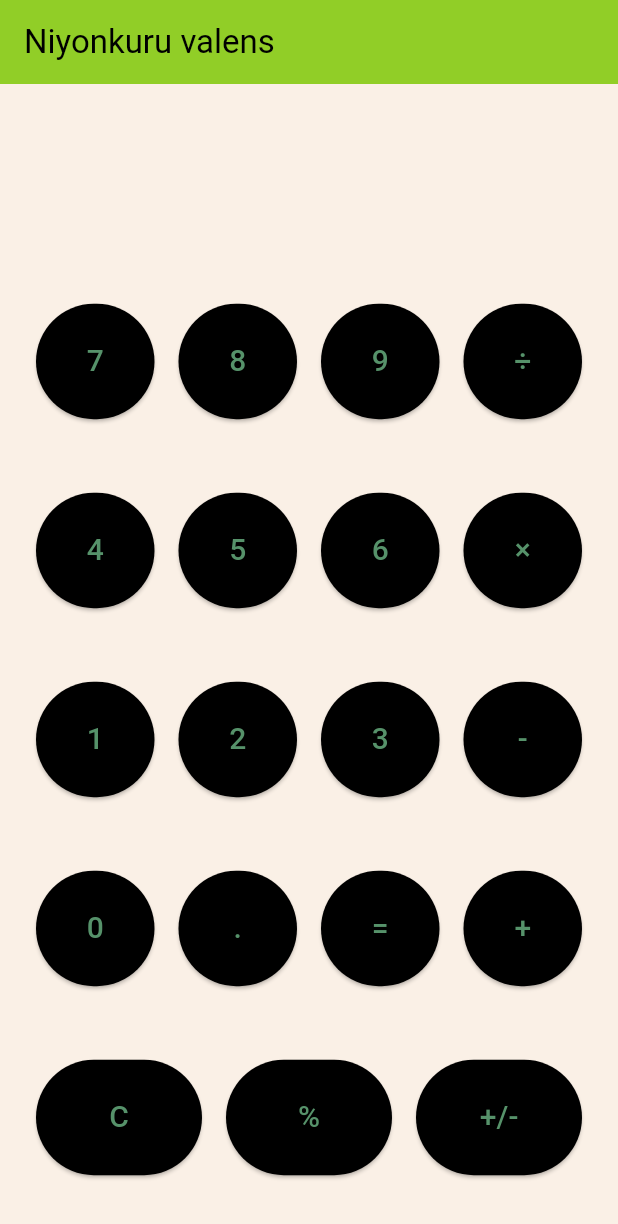
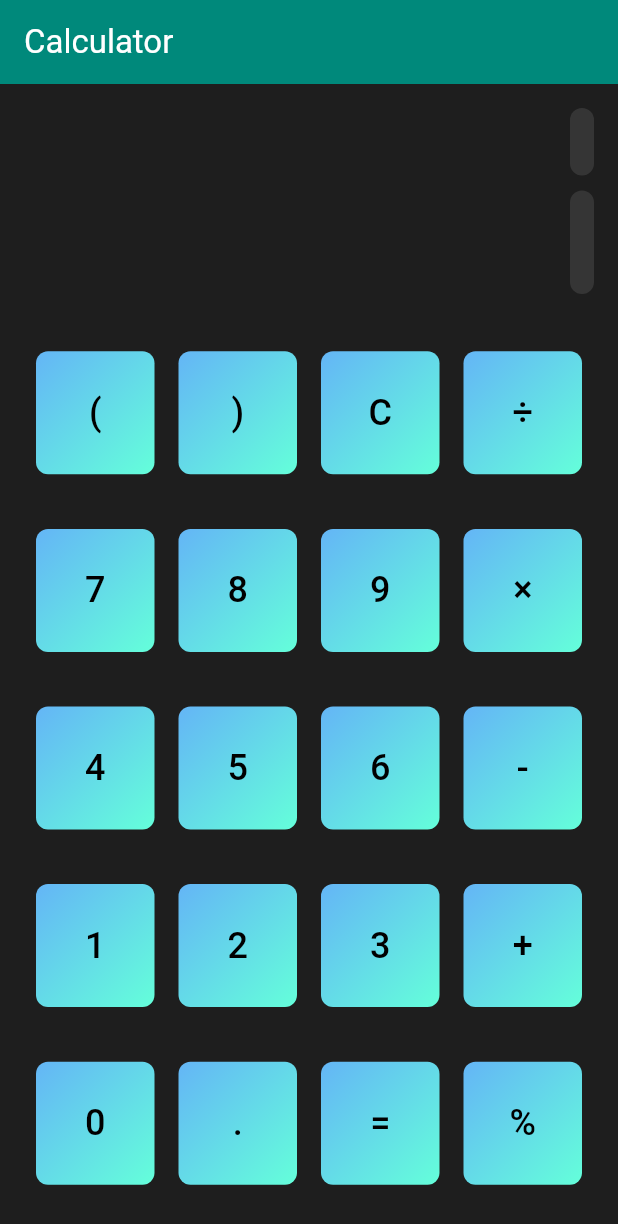
Before and after one commit to valensniyonkuru/mobile-programing, a Flutter app: the screen it shows after launch, on a phone screen of 412 x 824 dp. Shown: the top 1224 px of the screen. Run offline on Flutter 3.47's test engine with Material 3 defaults, Android fonts, the phone set to English and light mode, and no system bars; our stand-ins replace math_expressions.

Commit message:
change colors

```diff
--- a/flutter/calculator/lib/main.dart
+++ b/flutter/calculator/lib/main.dart
@@ -11,16 +11,16 @@ class MyApp extends StatelessWidget {
     return MaterialApp(
       title: 'Calculator',
       theme: ThemeData(
-        primarySwatch: Colors.orange,
+        primarySwatch: Colors.teal,
         colorScheme:
-            ColorScheme.fromSwatch(primarySwatch: Colors.orange).copyWith(
-          secondary: Colors.black,
+            ColorScheme.fromSwatch(primarySwatch: Colors.teal).copyWith(
+          secondary: Colors.amber,
         ),
-        scaffoldBackgroundColor: Color(0xFFFAF0E6), // linen color
+        scaffoldBackgroundColor: Color(0xFF1E1E1E), // Dark background
         elevatedButtonTheme: ElevatedButtonThemeData(
           style: ElevatedButton.styleFrom(
-            backgroundColor: Colors.black, // button background color
-            foregroundColor: Colors.orange, // button text color
+            backgroundColor: Colors.teal, // Button background color
+            foregroundColor: Colors.white, // Button text color
           ),
         ),
       ),
@@ -52,7 +52,7 @@ class _CalculatorPageState extends State<CalculatorPage> {
       } else {
         if (_result.isNotEmpty && !_isOperator(buttonText)) {
           _expression = '';
-          _result = ''; //comment
+          _result = '';
         }
         _expression += buttonText;
       }
@@ -64,7 +64,9 @@ class _CalculatorPageState extends State<CalculatorPage> {
         buttonText == '-' ||
         buttonText == '×' ||
         buttonText == '÷' ||
-        buttonText == '%';
+        buttonText == '%' ||
+        buttonText == '(' ||
+        buttonText == ')';
   }
 
   String _calculate(String expression) {
@@ -102,73 +104,71 @@ class _CalculatorPageState extends State<CalculatorPage> {
   Widget build(BuildContext context) {
     return Scaffold(
       appBar: AppBar(
-        title: Text('Niyonkuru valens'),
-        backgroundColor: Color.fromARGB(255, 145, 206, 39), // app bar color
+        title: Text(
+          'Calculator',
+          style: TextStyle(color: Colors.white), // Title color changed to white
         ),
-      body: Padding(
+        backgroundColor: Color(0xFF00897B), // Teal color for AppBar
+      ),
+      body: Container(
         padding: const EdgeInsets.all(16.0),
+        color: Color(0xFF1E1E1E), // Dark background
         child: Column(
           crossAxisAlignment: CrossAxisAlignment.end,
           children: [
-            Text(
+            Container(
+              padding: EdgeInsets.symmetric(horizontal: 8.0),
+              decoration: BoxDecoration(
+                color:
+                    Colors.white.withOpacity(0.1), // Slightly transparent white
+                borderRadius: BorderRadius.circular(8.0),
+              ),
+              child: Text(
                 _expression,
-              style: TextStyle(fontSize: 24),
+                style: TextStyle(fontSize: 32, color: Colors.white),
               ),
-            Text(
+            ),
+            SizedBox(height: 10),
+            Container(
+              padding: EdgeInsets.symmetric(horizontal: 8.0),
+              decoration: BoxDecoration(
+                color:
+                    Colors.white.withOpacity(0.1), // Slightly transparent white
+                borderRadius: BorderRadius.circular(8.0),
+              ),
+              child: Text(
                 _result,
-              style: TextStyle(fontSize: 36, fontWeight: FontWeight.bold),
+                style: TextStyle(
+                    fontSize: 48,
+                    fontWeight: FontWeight.bold,
+                    color: Colors.white),
+              ),
             ),
             SizedBox(height: 20),
             Expanded(
               child: Column(
                 mainAxisAlignment: MainAxisAlignment.spaceAround,
                 children: [
-                  Row(
-                    children: [
-                      CalculatorButton('7', _onButtonPressed),
-                      CalculatorButton('8', _onButtonPressed),
-                      CalculatorButton('9', _onButtonPressed),
-                      CalculatorButton('÷', _onButtonPressed),
-                    ],
-                  ),
-                  Row(
-                    children: [
-                      CalculatorButton('4', _onButtonPressed),
-                      CalculatorButton('5', _onButtonPressed),
-                      CalculatorButton('6', _onButtonPressed),
-                      CalculatorButton('×', _onButtonPressed),
-                    ],
-                  ),
-                  Row(
-                    children: [
-                      CalculatorButton('1', _onButtonPressed),
-                      CalculatorButton('2', _onButtonPressed),
-                      CalculatorButton('3', _onButtonPressed),
-                      CalculatorButton('-', _onButtonPressed),
-                    ],
-                  ),
-                  Row(
-                    children: [
-                      CalculatorButton('0', _onButtonPressed),
-                      CalculatorButton('.', _onButtonPressed),
-                      CalculatorButton('=', _onButtonPressed),
-                      CalculatorButton('+', _onButtonPressed),
-                    ],
-                  ),
-                  Row(
-                    mainAxisAlignment: MainAxisAlignment.spaceBetween,
-                    children: [
-                      CalculatorButton('C', _onButtonPressed),
-                      CalculatorButton('%', _onButtonPressed),
-                      CalculatorButton('+/-', _onButtonPressed),
-                    ],
-                  ),
+                  buildButtonRow(['(', ')', 'C', '÷']),
+                  buildButtonRow(['7', '8', '9', '×']),
+                  buildButtonRow(['4', '5', '6', '-']),
+                  buildButtonRow(['1', '2', '3', '+']),
+                  buildButtonRow(['0', '.', '=', '%']),
                 ],
               ),
             ),
           ],
         ),
       ),
+    );
+  }
+
+  Widget buildButtonRow(List<String> buttonTexts) {
+    return Row(
+      mainAxisAlignment: MainAxisAlignment.spaceAround,
+      children: buttonTexts
+          .map((text) => CalculatorButton(text, _onButtonPressed))
+          .toList(),
     );
   }
 }
@@ -184,14 +184,34 @@ class CalculatorButton extends StatelessWidget {
     return Expanded(
       child: Padding(
         padding: const EdgeInsets.all(8.0),
+        child: Container(
+          decoration: BoxDecoration(
+            gradient: LinearGradient(
+              colors: [
+                Color(0xFF64B5F6),
+                Color(0xFF64FFDA)
+              ], // Gradient from light blue to light green
+              begin: Alignment.topLeft,
+              end: Alignment.bottomRight,
+            ),
+            borderRadius: BorderRadius.circular(8.0), // Rounded corners
+          ),
           child: ElevatedButton(
-          child: Text(_text, style: TextStyle(fontSize: 20)),
+            child: Text(
+              _text,
+              style: TextStyle(fontSize: 24, color: Colors.black),
+            ),
             onPressed: () => _onPressed(_text),
             style: ElevatedButton.styleFrom(
               padding: EdgeInsets.all(24),
-            backgroundColor: Colors.black, // button background color
-            foregroundColor:
-                Color.fromARGB(255, 86, 146, 106), // button text color
+              backgroundColor: Colors
+                  .transparent, // Make button background transparent to show gradient
+              shadowColor: Colors.transparent, // Remove button shadow
+              shape: RoundedRectangleBorder(
+                borderRadius: BorderRadius.circular(
+                    8.0), // Match border radius of container
+              ),
+            ),
           ),
         ),
       ),
```
Lines whose indentation alone changed are shown as unchanged.
